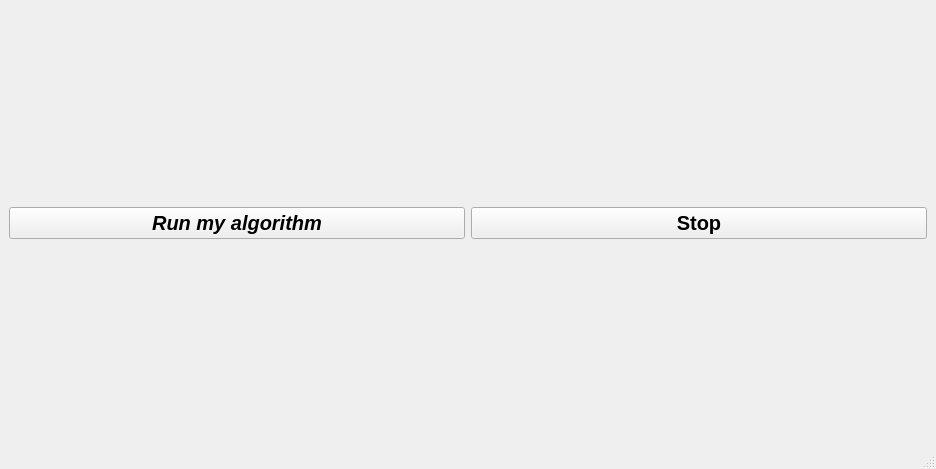
The window that Vacuum_Practice/gui/3d_reconstructrionui_smaller.ui (RoboticsLabURJC/2016-tfg-irene-lope) describes before a commit, drawn with Qt 5.
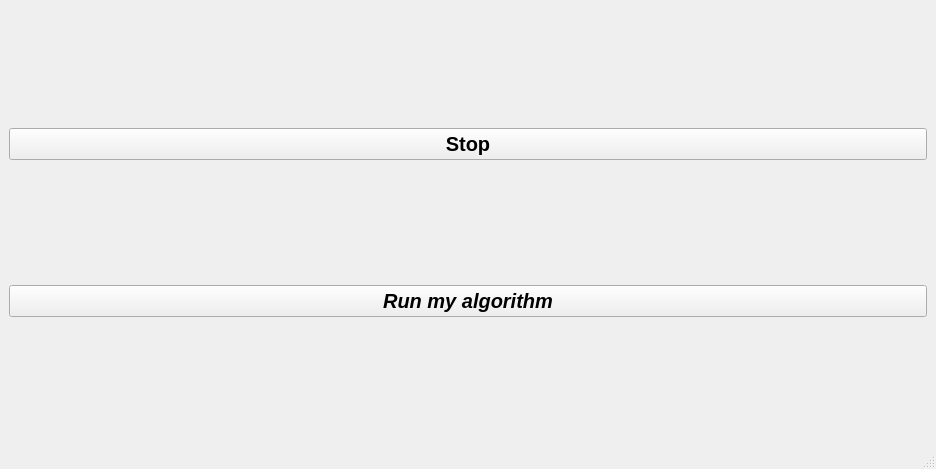
The same window after the commit. Icons and pictures are not drawn.

Commit message: eliminado map 1

Patch:
```diff
--- a/Vacuum_Practice/gui/3d_reconstructrionui_smaller.ui
+++ b/Vacuum_Practice/gui/3d_reconstructrionui_smaller.ui
@@ -62,32 +62,7 @@
         </property>
        </widget>
       </item>
-     </layout>
-    </item>
-    <item>
-     <layout class="QVBoxLayout" name="verticalLayout">
-      <property name="sizeConstraint">
-       <enum>QLayout::SetDefaultConstraint</enum>
-      </property>
       <item>
-        <layout class="QVBoxLayout" name="map1Layout">
-          <property name="leftMargin">
-           <number>1</number>
-          </property>
-          <property name="rightMargin">
-           <number>0</number>
-          </property>
-         </layout>
-      </item>
-      <item>
-       <layout class="QHBoxLayout" name="horizontalLayout">
-        <property name="spacing">
-         <number>2</number>
-        </property>
-        <property name="sizeConstraint">
-         <enum>QLayout::SetMinimumSize</enum>
-        </property>
-        <item>
          <widget class="QPushButton" name="pushButton">
           <property name="sizePolicy">
            <sizepolicy hsizetype="Minimum" vsizetype="Maximum">
@@ -108,8 +83,6 @@
           </property>
          </widget>
         </item>
-       </layout>
-      </item>
      </layout>
     </item>
    </layout>
```
